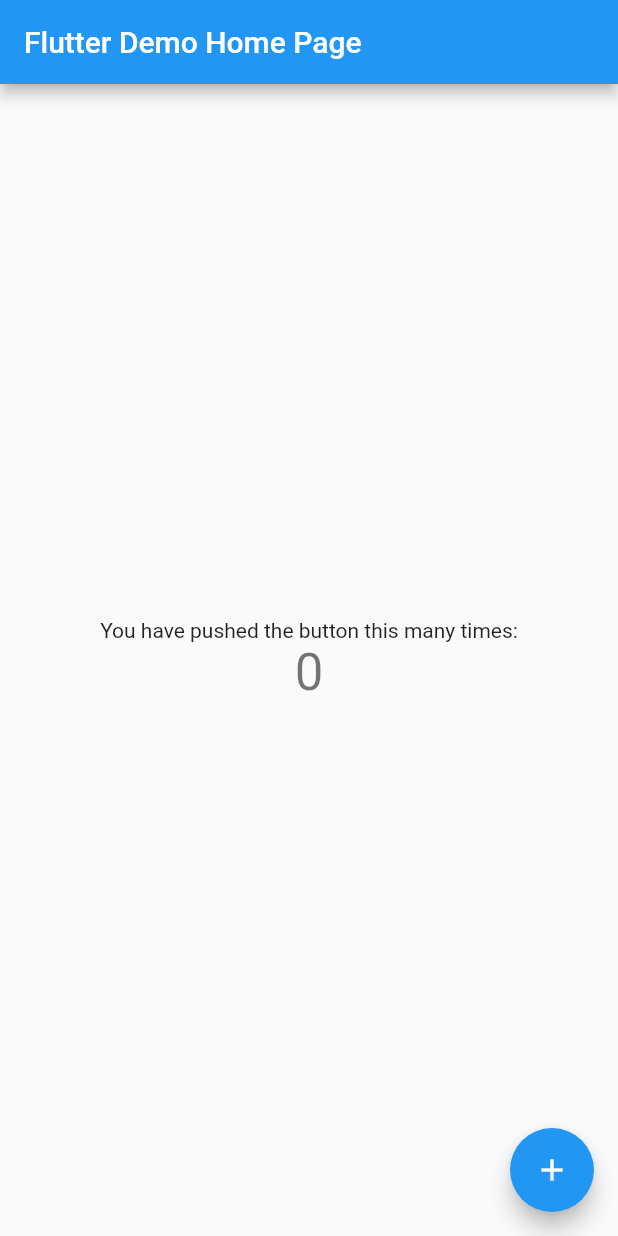
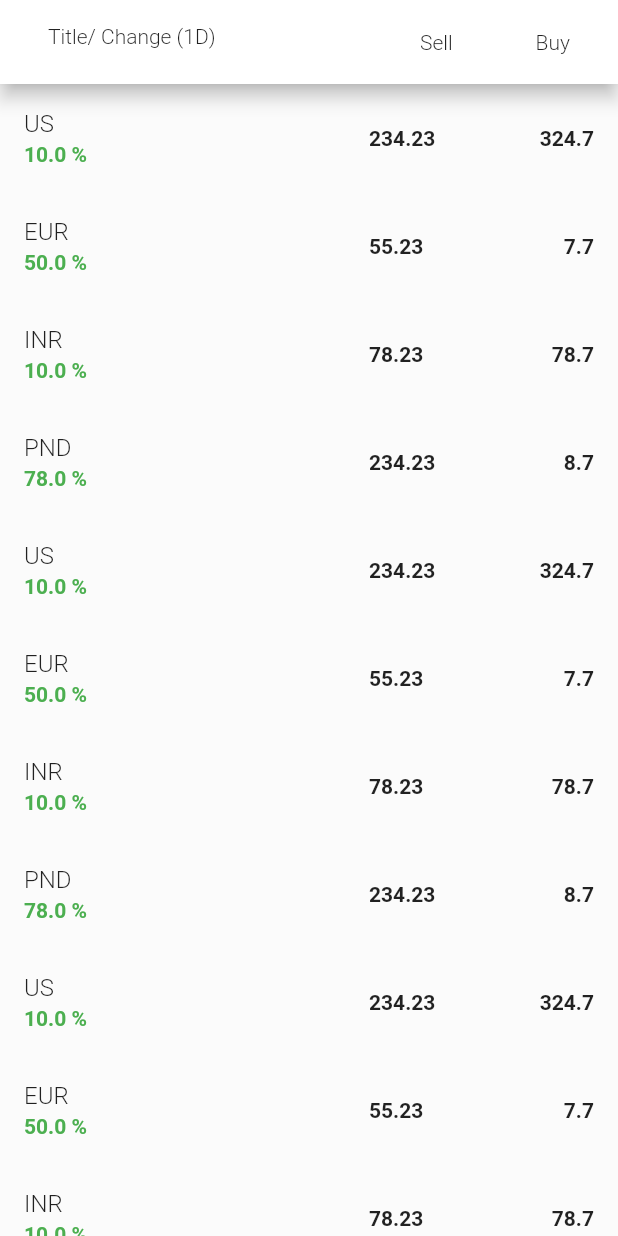
Before and after one commit to paveeshbr/trading, a Flutter app: the screen it shows after launch, on a phone screen of 412 x 824 dp. Run offline on Flutter 3.47's test engine with Material 2 defaults, Android fonts, the phone set to English and light mode, and no system bars.

Commit message:
listing screen added

```diff
--- /dev/null
+++ b/trading_app/lib/components/currency_list_header.dart
@@ -0,0 +1,32 @@
+import 'package:flutter/material.dart';
+
+class CurrencyHeader extends StatelessWidget {
+  const CurrencyHeader({super.key});
+
+  @override
+  Widget build(BuildContext context) {
+    return ListTile(
+      leading: const Text(
+        'Title/ Change (1D)',
+        style: TextStyle(fontWeight: FontWeight.w300),
+      ),
+      trailing: SizedBox(
+        height: 100,
+        width: 100,
+        child: Row(
+          children: [
+            Text(
+              "Sell",
+              style: TextStyle(fontWeight: FontWeight.w300),
+            ),
+            Spacer(),
+            Text(
+              "Buy",
+              style: TextStyle(fontWeight: FontWeight.w300),
+            )
+          ],
+        ),
+      ),
+    );
+  }
+}
--- /dev/null
+++ b/trading_app/lib/components/currency_tile.dart
@@ -0,0 +1,31 @@
+import 'package:flutter/material.dart';
+import 'package:trading_app/models/currency.dart';
+
+class CurrencyTile extends StatelessWidget {
+   CurrencyTile({super.key, required this.currrency});
+
+  final Currrency currrency;
+
+  @override
+  Widget build(BuildContext context) {
+    return ListTile(
+      title: Text(currrency.name,
+      style: TextStyle(fontWeight: FontWeight.w300),),
+      subtitle: Text("${currrency.percent.toString()} %",
+      style: TextStyle(fontWeight: FontWeight.bold , color: Colors.green),),
+      trailing: SizedBox(
+        height: 100,
+        width: 150,
+        child: Row(
+          mainAxisAlignment: MainAxisAlignment.start,
+          mainAxisSize: MainAxisSize.min,
+          children: [
+            Text(currrency.sell.toString(), style: TextStyle(fontWeight: FontWeight.bold),),
+            Spacer(),
+          Text(currrency.buy.toString(), style: TextStyle(fontWeight: FontWeight.bold),)
+          ],
+        ),
+      ),
+    );
+  }
+}
--- /dev/null
+++ b/trading_app/lib/data/currency_data.dart
@@ -0,0 +1,44 @@
+ import '../models/currency.dart';
+
+class CurrrencyData {
+List<Currrency> currencies = [
+    Currrency(name: "US", percent: 10.0, sell: 234.23, buy: 324.7),
+    Currrency(name: "EUR", percent: 50.0, sell: 55.23, buy: 7.7),
+    Currrency(name: "INR", percent: 10.0, sell: 78.23, buy: 78.7),
+    Currrency(name: "PND", percent: 78.0, sell: 234.23, buy: 8.7),
+    Currrency(name: "US", percent: 10.0, sell: 234.23, buy: 324.7),
+    Currrency(name: "EUR", percent: 50.0, sell: 55.23, buy: 7.7),
+    Currrency(name: "INR", percent: 10.0, sell: 78.23, buy: 78.7),
+    Currrency(name: "PND", percent: 78.0, sell: 234.23, buy: 8.7),
+    Currrency(name: "US", percent: 10.0, sell: 234.23, buy: 324.7),
+    Currrency(name: "EUR", percent: 50.0, sell: 55.23, buy: 7.7),
+    Currrency(name: "INR", percent: 10.0, sell: 78.23, buy: 78.7),
+    Currrency(name: "PND", percent: 78.0, sell: 234.23, buy: 8.7),
+    Currrency(name: "US", percent: 10.0, sell: 234.23, buy: 324.7),
+    Currrency(name: "EUR", percent: 50.0, sell: 55.23, buy: 7.7),
+    Currrency(name: "INR", percent: 10.0, sell: 78.23, buy: 78.7),
+    Currrency(name: "PND", percent: 78.0, sell: 234.23, buy: 8.7),
+    Currrency(name: "US", percent: 10.0, sell: 234.23, buy: 324.7),
+    Currrency(name: "EUR", percent: 50.0, sell: 55.23, buy: 7.7),
+    Currrency(name: "INR", percent: 10.0, sell: 78.23, buy: 78.7),
+    Currrency(name: "PND", percent: 78.0, sell: 234.23, buy: 8.7),
+    Currrency(name: "US", percent: 10.0, sell: 234.23, buy: 324.7),
+    Currrency(name: "EUR", percent: 50.0, sell: 55.23, buy: 7.7),
+    Currrency(name: "INR", percent: 10.0, sell: 78.23, buy: 78.7),
+    Currrency(name: "PND", percent: 78.0, sell: 234.23, buy: 8.7),
+    Currrency(name: "US", percent: 10.0, sell: 234.23, buy: 324.7),
+    Currrency(name: "US", percent: 10.0, sell: 234.23, buy: 324.7),
+    Currrency(name: "US", percent: 10.0, sell: 234.23, buy: 324.7),
+    Currrency(name: "US", percent: 10.0, sell: 234.23, buy: 324.7),
+    Currrency(name: "US", percent: 10.0, sell: 234.23, buy: 324.7),
+    Currrency(name: "US", percent: 10.0, sell: 234.23, buy: 324.7),
+    Currrency(name: "US", percent: 10.0, sell: 234.23, buy: 324.7),
+    Currrency(name: "US", percent: 10.0, sell: 234.23, buy: 324.7),
+    Currrency(name: "US", percent: 10.0, sell: 234.23, buy: 324.7),
+    Currrency(name: "US", percent: 10.0, sell: 234.23, buy: 324.7),
+    Currrency(name: "US", percent: 10.0, sell: 234.23, buy: 324.7),
+    Currrency(name: "US", percent: 10.0, sell: 234.23, buy: 324.7),
+    Currrency(name: "US", percent: 10.0, sell: 234.23, buy: 324.7),
+    Currrency(name: "US", percent: 10.0, sell: 234.23, buy: 324.7),
+  ];
+}
--- a/trading_app/lib/main.dart
+++ b/trading_app/lib/main.dart
@@ -1,4 +1,5 @@
 import 'package:flutter/material.dart';
+import 'package:trading_app/screens/currency_list_screen.dart';
 
 void main() {
   runApp(const MyApp());
@@ -7,109 +8,11 @@ void main() {
 class MyApp extends StatelessWidget {
   const MyApp({super.key});
 
-  // This widget is the root of your application.
   @override
   Widget build(BuildContext context) {
     return MaterialApp(
-      title: 'Flutter Demo',
-      theme: ThemeData(
-        // This is the theme of your application.
-        //
-        // Try running your application with "flutter run". You'll see the
-        // application has a blue toolbar. Then, without quitting the app, try
-        // changing the primarySwatch below to Colors.green and then invoke
-        // "hot reload" (press "r" in the console where you ran "flutter run",
-        // or simply save your changes to "hot reload" in a Flutter IDE).
-        // Notice that the counter didn't reset back to zero; the application
-        // is not restarted.
-        primarySwatch: Colors.blue,
-      ),
-      home: const MyHomePage(title: 'Flutter Demo Home Page'),
+      debugShowCheckedModeBanner: false,
+      home: CurrencyListScreen(),
     );
   }
 }
-
-class MyHomePage extends StatefulWidget {
-  const MyHomePage({super.key, required this.title});
-
-  // This widget is the home page of your application. It is stateful, meaning
-  // that it has a State object (defined below) that contains fields that affect
-  // how it looks.
-
-  // This class is the configuration for the state. It holds the values (in this
-  // case the title) provided by the parent (in this case the App widget) and
-  // used by the build method of the State. Fields in a Widget subclass are
-  // always marked "final".
-
-  final String title;
-
-  @override
-  State<MyHomePage> createState() => _MyHomePageState();
-}
-
-class _MyHomePageState extends State<MyHomePage> {
-  int _counter = 0;
-
-  void _incrementCounter() {
-    setState(() {
-      // This call to setState tells the Flutter framework that something has
-      // changed in this State, which causes it to rerun the build method below
-      // so that the display can reflect the updated values. If we changed
-      // _counter without calling setState(), then the build method would not be
-      // called again, and so nothing would appear to happen.
-      _counter++;
-    });
-  }
-
-  @override
-  Widget build(BuildContext context) {
-    // This method is rerun every time setState is called, for instance as done
-    // by the _incrementCounter method above.
-    //
-    // The Flutter framework has been optimized to make rerunning build methods
-    // fast, so that you can just rebuild anything that needs updating rather
-    // than having to individually change instances of widgets.
-    return Scaffold(
-      appBar: AppBar(
-        // Here we take the value from the MyHomePage object that was created by
-        // the App.build method, and use it to set our appbar title.
-        title: Text(widget.title),
-      ),
-      body: Center(
-        // Center is a layout widget. It takes a single child and positions it
-        // in the middle of the parent.
-        child: Column(
-          // Column is also a layout widget. It takes a list of children and
-          // arranges them vertically. By default, it sizes itself to fit its
-          // children horizontally, and tries to be as tall as its parent.
-          //
-          // Invoke "debug painting" (press "p" in the console, choose the
-          // "Toggle Debug Paint" action from the Flutter Inspector in Android
-          // Studio, or the "Toggle Debug Paint" command in Visual Studio Code)
-          // to see the wireframe for each widget.
-          //
-          // Column has various properties to control how it sizes itself and
-          // how it positions its children. Here we use mainAxisAlignment to
-          // center the children vertically; the main axis here is the vertical
-          // axis because Columns are vertical (the cross axis would be
-          // horizontal).
-          mainAxisAlignment: MainAxisAlignment.center,
-          children: <Widget>[
-            const Text(
-              'You have pushed the button this many times:',
-            ),
-            Text(
-              '$_counter',
-              style: Theme.of(context).textTheme.headlineMedium,
-            ),
-          ],
-        ),
-      ),
-      floatingActionButton: FloatingActionButton(
-        onPressed: _incrementCounter,
-        tooltip: 'Increment',
-        child: const Icon(Icons.add),
-      ), // This trailing comma makes auto-formatting nicer for build methods.
-    );
-  }
-}
--- /dev/null
+++ b/trading_app/lib/models/currency.dart
@@ -0,0 +1,13 @@
+class Currrency {
+  final String name;
+  final double percent;
+  final double sell;
+  final double buy;
+
+  Currrency({
+    required this.name,
+    required this.percent,
+    required this.sell,
+    required this.buy,
+  });
+}
--- /dev/null
+++ b/trading_app/lib/screens/currency_list_screen.dart
@@ -0,0 +1,42 @@
+import 'package:flutter/material.dart';
+import 'package:trading_app/components/currency_list_header.dart';
+import 'package:trading_app/data/currency_data.dart';
+import '../components/currency_tile.dart';
+
+class CurrencyListScreen extends StatelessWidget {
+  CurrencyListScreen({super.key});
+  final CurrrencyData currrencyData = CurrrencyData();
+  @override
+  Widget build(BuildContext context) {
+    return Scaffold(
+        body: Container(
+      color: Colors.white10,
+      child: CustomScrollView(
+        slivers: [
+          // Add the app bar to the CustomScrollView.
+          const SliverAppBar(
+            backgroundColor: Colors.white,
+            title: CurrencyHeader(),
+            forceElevated: true,
+            elevation: 5,
+            floating: true,
+            stretch: true,
+            pinned: true,
+            flexibleSpace: FlexibleSpaceBar(
+              stretchModes: [StretchMode.blurBackground],
+            ),
+            expandedHeight: 0,
+          ),
+          SliverList(
+            delegate: SliverChildBuilderDelegate(
+              (context, index) => CurrencyTile(
+                currrency: currrencyData.currencies[index],
+              ),
+              childCount: currrencyData.currencies.length,
+            ),
+          ),
+        ],
+      ),
+    ));
+  }
+}
```
